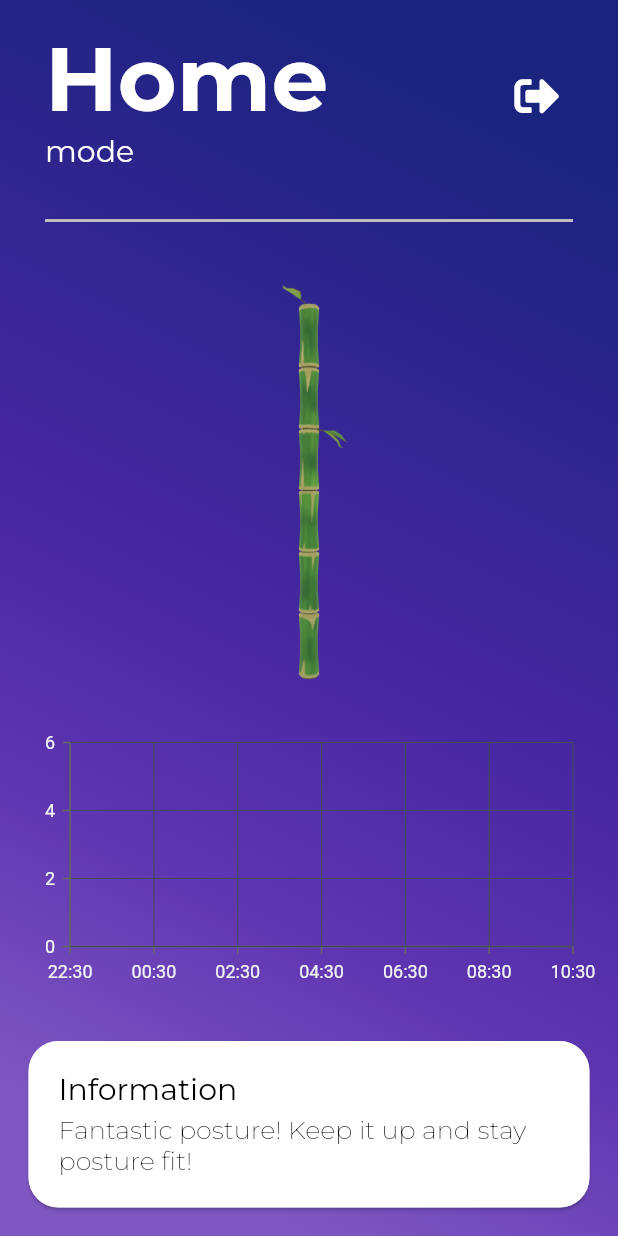
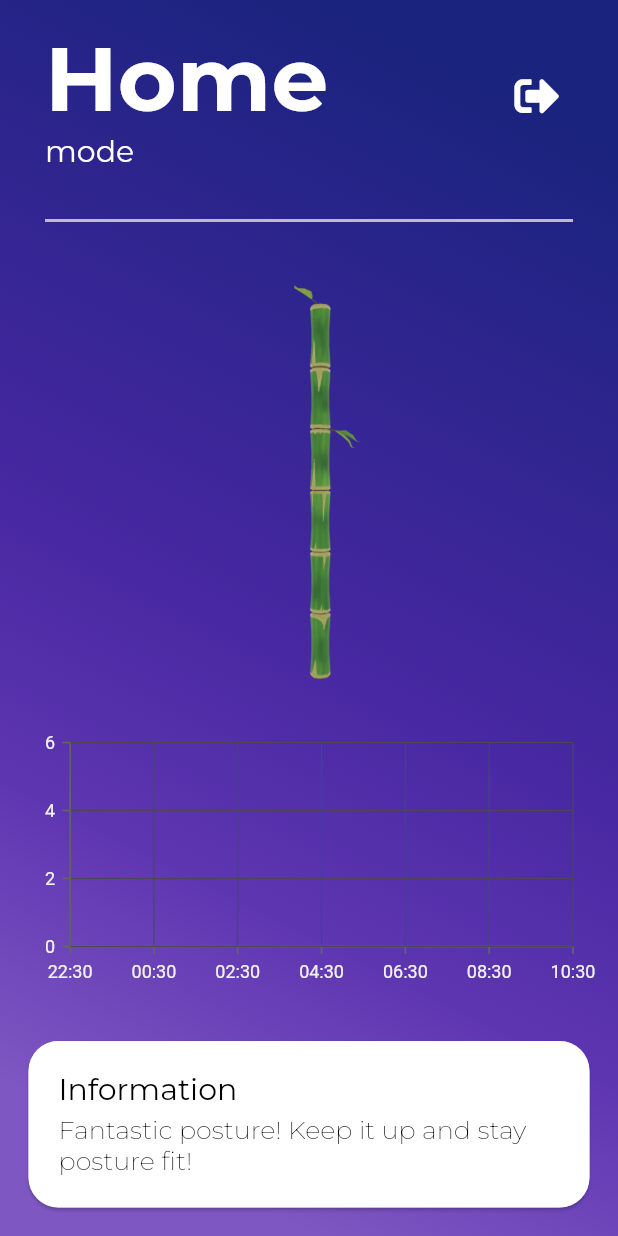
Before and after one commit to zenasgram/Bamboo, a Flutter app: the HomeScreen screen opened by its route, on a phone screen of 412 x 824 dp. Run offline on Flutter 3.47's test engine with Material 2 defaults, Android fonts, the phone set to English and light mode, and no system bars; our stand-ins replace animated_text_kit, cloud_firestore, firebase_auth, font_awesome_flutter, google_fonts, modal_progress_hud and 1 more; missing offline and left inert: expandable_card, flutter_3d_obj, syncfusion_flutter_core; accounts and stored records are empty.

Commit message:
changes made

```diff
--- a/lib/constants.dart
+++ b/lib/constants.dart
@@ -135,8 +135,8 @@ Map<String, String> adviceMap = {
   'Life Threatening': 'Can be improved, don\'t give up!',
 };
 
-void updateVariables(int xData, int yData, int timeNow) {
-  if (xData > timeNow) {
+void updateVariables(int xData, int yData, int timeThres) {
+  if (xData > timeThres) {
     String statusKey = getThreshold(yData);
     selector = bendThresholdMap[statusKey];
 
--- a/lib/main.dart
+++ b/lib/main.dart
@@ -6,15 +6,21 @@ import 'package:bamboo/screens/home_screen.dart';
 
 import 'package:syncfusion_flutter_charts/charts.dart';
 import 'package:syncfusion_flutter_core/core.dart';
+import 'package:flutter/services.dart';
 
 void main() {
   SyncfusionLicense.registerLicense(null);
+
   return runApp(Bamboo());
 }
 
 class Bamboo extends StatelessWidget {
   @override
   Widget build(BuildContext context) {
+    SystemChrome.setPreferredOrientations([
+      DeviceOrientation.portraitUp,
+      DeviceOrientation.portraitDown,
+    ]);
     return MaterialApp(
       theme: ThemeData.dark().copyWith(
         primaryColor: Color(0xFF4E5ADF),
--- a/lib/screens/home_screen.dart
+++ b/lib/screens/home_screen.dart
@@ -30,7 +30,7 @@ class _HomeScreenState extends State<HomeScreen>
     getCurrentUser();
 
     controller = AnimationController(
-      duration: Duration(seconds: 5),
+      duration: Duration(seconds: 2),
       vsync: this,
     );
 
@@ -39,12 +39,11 @@ class _HomeScreenState extends State<HomeScreen>
 
     controller.addListener(() {
       if (animation.value == 1) {
-        controller.reset();
+        controller.reverse();
+      } else if (animation.value == 0) {
         controller.forward();
-
+      }
       setState(() {});
-      }
-//      print(animation.value);
     });
   }
 
@@ -149,14 +148,20 @@ class _HomeScreenState extends State<HomeScreen>
                   thickness: 2,
                 ),
               ),
-              Expanded(
+              Flexible(
                 child: Container(
+                  alignment: Alignment(-0.15 + 0.3 * animation.value, 0),
                   child: Image.asset('images/bamboo$selector.png'),
-                  height: 90,
+//                  height: 300 + 10 * animation.value,
                 ),
               ),
+              Align(
+                alignment: FractionalOffset.bottomCenter,
+                child: Column(
+                  mainAxisAlignment: MainAxisAlignment.end,
+                  children: <Widget>[
                     StreamBuilder<void>(
-                stream: fireData.snapshots(),
+                      stream: fireData.orderBy('time').snapshots(),
                       builder: (BuildContext context, AsyncSnapshot snapshot) {
                         Widget widget;
                         if (snapshot.hasData) {
@@ -168,7 +173,8 @@ class _HomeScreenState extends State<HomeScreen>
                                 snapshot.data.documents[index];
 
                             // here we are storing the data into a list which is used for chart’s data source
-                      chartData.add(ChartData.fromMap(documentSnapshot.data));
+                            chartData
+                                .add(ChartData.fromMap(documentSnapshot.data));
                           }
                           widget = Container(
                             height: 200,
@@ -178,8 +184,8 @@ class _HomeScreenState extends State<HomeScreen>
                                 intervalType: DateTimeIntervalType.hours,
                                 interval: 2,
                                 maximum: DateTime.now(),
-                            minimum:
-                                DateTime.now().subtract(Duration(hours: 12)),
+                                minimum: DateTime.now()
+                                    .subtract(Duration(hours: 12)),
                               ),
                               primaryYAxis: NumericAxis(
 //                            maximum: 20000,
@@ -190,8 +196,6 @@ class _HomeScreenState extends State<HomeScreen>
                                     color: Colors.tealAccent,
                                     opacity: 0.8,
                                     dataSource: chartData,
-//                                splineType: SplineType.cardinal,
-//                                cardinalSplineTension: 0.9,
                                     xValueMapper: (ChartData data, _) {
                                       updateVariables(
                                           data.xValue
@@ -199,9 +203,8 @@ class _HomeScreenState extends State<HomeScreen>
                                               .millisecondsSinceEpoch,
                                           data.yValue,
                                           DateTime.now()
-                                          .subtract(Duration(minutes: 10))
+                                              .subtract(Duration(minutes: 5))
                                               .millisecondsSinceEpoch);
-
                                       return data.xValue;
                                     },
                                     yValueMapper: (ChartData data, _) =>
@@ -210,14 +213,15 @@ class _HomeScreenState extends State<HomeScreen>
                               margin: EdgeInsets.all(20),
                               plotAreaBorderColor: Colors.transparent,
                               tooltipBehavior: TooltipBehavior(enable: true),
-                        ));
+                            ),
+                          );
                         }
                         return widget;
                       },
                     ),
                     Padding(
-                padding:
-                    const EdgeInsets.symmetric(horizontal: 15, vertical: 15),
+                      padding: const EdgeInsets.symmetric(
+                          horizontal: 15, vertical: 15),
                       child: Card(
                         shape: RoundedRectangleBorder(
                           side: BorderSide(color: Colors.white70, width: 1),
@@ -235,7 +239,8 @@ class _HomeScreenState extends State<HomeScreen>
                                 'Information',
                                 style: GoogleFonts.montserrat(
                                   color: Colors.black,
-                            textStyle: Theme.of(context).textTheme.display1,
+                                  textStyle:
+                                      Theme.of(context).textTheme.display1,
                                   fontSize: 20,
                                   fontWeight: FontWeight.w400,
                                   fontStyle: FontStyle.normal,
@@ -244,12 +249,16 @@ class _HomeScreenState extends State<HomeScreen>
                             ),
                             Padding(
                               padding: EdgeInsets.only(
-                            top: 5, left: 20.0, right: 20.0, bottom: 20.0),
+                                  top: 5,
+                                  left: 20.0,
+                                  right: 20.0,
+                                  bottom: 20.0),
                               child: Text(
                                 '$statusBend posture! $statusAdvice',
                                 style: GoogleFonts.montserrat(
                                   color: Colors.black,
-                            textStyle: Theme.of(context).textTheme.display1,
+                                  textStyle:
+                                      Theme.of(context).textTheme.display1,
                                   fontSize: 17,
                                   fontWeight: FontWeight.w200,
                                   fontStyle: FontStyle.normal,
@@ -258,6 +267,9 @@ class _HomeScreenState extends State<HomeScreen>
                             ),
                           ],
                         ),
+                      ),
+                    ),
+                  ],
                 ),
               ),
             ],
--- a/lib/screens/login_screen.dart
+++ b/lib/screens/login_screen.dart
@@ -49,6 +49,7 @@ class _LoginScreenState extends State<LoginScreen> {
                   child: Hero(
                     tag: 'logo',
                     child: Container(
+                      alignment: Alignment(0.3, 0),
                       height: 200.0,
                       child: Image.asset('images/logo.png'),
                     ),
--- a/lib/screens/registration_screen.dart
+++ b/lib/screens/registration_screen.dart
@@ -49,6 +49,7 @@ class _RegistrationScreenState extends State<RegistrationScreen> {
                   child: Hero(
                     tag: 'logo',
                     child: Container(
+                      alignment: Alignment(0.3, 0),
                       height: 200.0,
                       child: Image.asset('images/logo.png'),
                     ),
```
Lines whose indentation alone changed are shown as unchanged.
